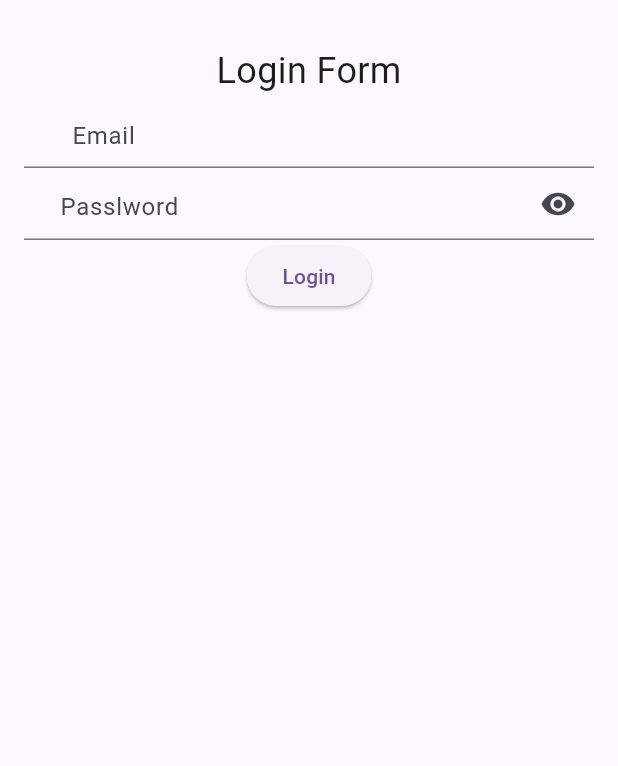
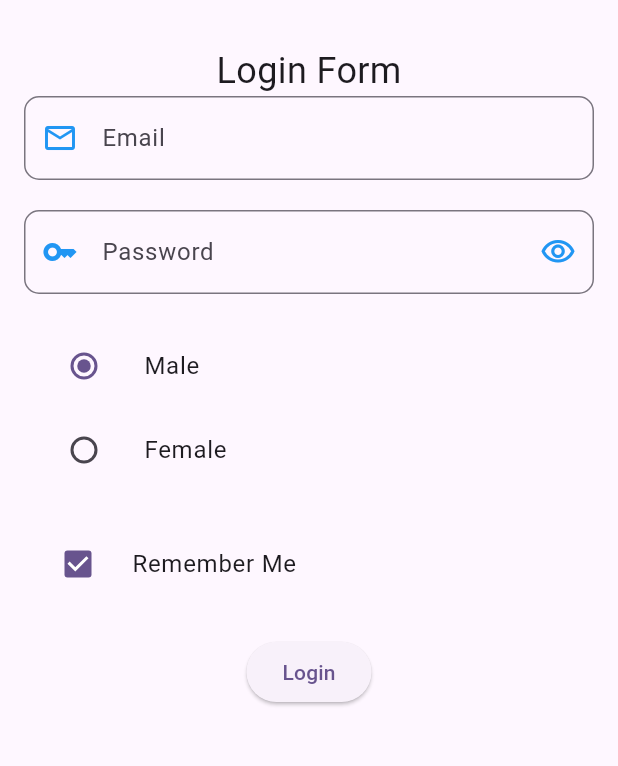
Before and after one commit to abdullah-bd/auth_app, a Flutter app: the screen it shows after launch, on a phone screen of 412 x 824 dp, the part 63-829 px from its top. Run offline on Flutter 3.47's test engine with Material 3 defaults, Android fonts, the phone set to English and light mode, and no system bars.

Commit message:
class 6 code.

```diff
--- a/lib/screens/auth_view.dart
+++ b/lib/screens/auth_view.dart
@@ -1,3 +1,4 @@
+import 'package:auth_app/screens/home_view.dart';
 import 'package:flutter/material.dart';
 
 class AuthView extends StatelessWidget {
@@ -5,6 +6,8 @@ class AuthView extends StatelessWidget {
 
   final emailController = TextEditingController();
   final passwordController = TextEditingController();
+  var selectedGender = 'male';
+  var rememberMe = true;
 
   @override
   Widget build(BuildContext context) {
@@ -12,7 +15,8 @@ class AuthView extends StatelessWidget {
       appBar: AppBar(
         title: const Text('Auth View'),
       ),
-      body: Padding(
+      body: SingleChildScrollView(
+        child: Padding(
           padding: const EdgeInsets.all(16.0),
           child: Column(
             children: [
@@ -23,33 +27,99 @@ class AuthView extends StatelessWidget {
               TextFormField(
                   controller: emailController,
                   keyboardType: TextInputType.phone,
-
+                  style: TextStyle(color: Colors.blue),
                   decoration: InputDecoration(
-                  prefix: Icon(
+                    hintText: "Email",
+                    prefixIcon: Icon(
                       Icons.email_outlined,
-                    color: Colors.black,
+                      color: Colors.blue,
                     ),
-                  contentPadding: EdgeInsets.all(8),
-                  hintText: "Email"),
+                    border: OutlineInputBorder(
+                        borderRadius: BorderRadius.circular(10),
+                        borderSide: BorderSide(color: Colors.blue),
+                        gapPadding: 2),
+                  )),
+              SizedBox(
+                height: 20,
               ),
               TextFormField(
                   controller: passwordController,
                   obscureText: true, //false
+
+                  style: TextStyle(color: Colors.blue),
                   decoration: InputDecoration(
-                  prefix: Icon(Icons.key, color: Colors.black),
-                  suffixIcon: Icon(Icons.visibility),
-                  hintText: "Passlword"),
+                    hintText: "Password",
+                    prefixIcon: Icon(
+                      Icons.key,
+                      color: Colors.blue,
+                    ),
+                    suffixIcon: Icon(
+                      Icons.visibility_outlined,
+                      color: Colors.blue,
+                    ),
+                    border: OutlineInputBorder(
+                        borderRadius: BorderRadius.circular(10),
+                        borderSide: BorderSide(color: Colors.blue),
+                        gapPadding: 2),
+                  )),
+              SizedBox(
+                height: 20,
+              ),
+              ListTile(
+                leading: Radio(
+                  value: 'male',
+                  groupValue: selectedGender,
+                  onChanged: (value) {
+                    selectedGender = value.toString();
+                    print(selectedGender);
+                  },
+                ),
+                title: Text('Male'),
+              ),
+              ListTile(
+                leading: Radio(
+                  value: 'female',
+                  groupValue: selectedGender,
+                  onChanged: (value) {
+                    selectedGender = value.toString();
+                    print(selectedGender);
+                  },
+                ),
+                title: Text('Female'),
+              ),
+              SizedBox(
+                height: 20,
+              ),
+              CheckboxListTile(
+                controlAffinity: ListTileControlAffinity.leading,
+                value: rememberMe,
+                onChanged: (value) {
+                  rememberMe = value!;
+                  print("Remember me value ---> $rememberMe");
+                },
+                title: Text('Remember Me'),
+              ),
+              SizedBox(
+                height: 20,
               ),
               ElevatedButton(
                   onPressed: () {
-                  print(emailController.text +
-                      " ---> " +
-                      passwordController.text);
+                    // ScaffoldMessenger.of(context).showSnackBar(SnackBar(
+                    //     backgroundColor: Colors.blue,
+                    //     content: Text(
+                    //         "Email: ${emailController.text} "
+                    //             "Password: ${passwordController.text} "
+                    //             "Gender $selectedGender "
+                    //             "Remember me: $rememberMe")));
+                    Navigator.push(context,
+                        MaterialPageRoute(builder: (context) => HomeView()))
+                    ;
                   },
                   child: Text("Login"))
             ],
           ),
         ),
+      ),
     );
   }
 }
```
Lines whose indentation alone changed are shown as unchanged.
